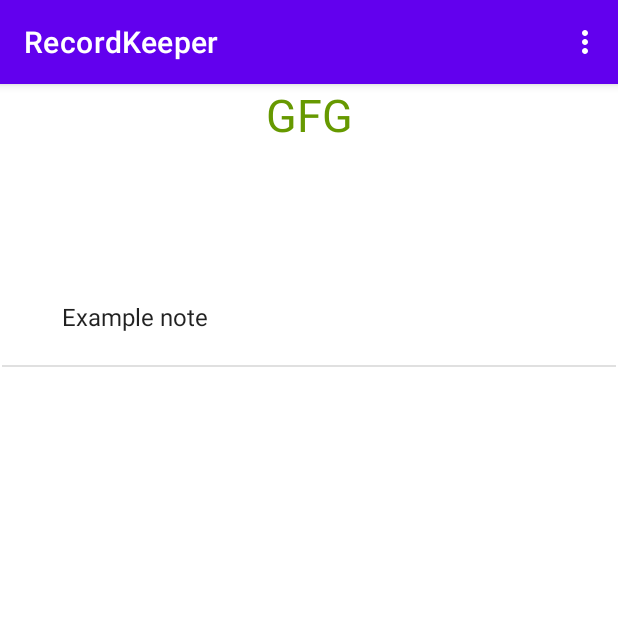
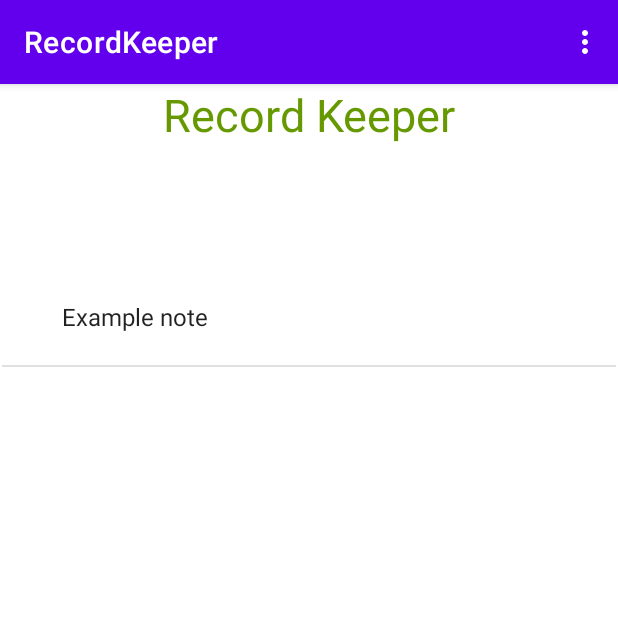
Before and after one commit to hnisar01/RecordKeeper, an Android app: the screen it shows after launch (MainActivity), after a tap on "LOGIN", on a phone screen of 412 x 824 dp, the top half of it. Run offline under Robolectric (Android 15) with nearby library versions, the phone set to English and light mode, and no system bars.

Commit message:
Added Record Keeper to Title

```diff
--- a/app/src/main/java/com/example/recordkeeper/MainActivity.java
+++ b/app/src/main/java/com/example/recordkeeper/MainActivity.java
@@ -126,7 +126,8 @@ public class MainActivity extends AppCompatActivity implements View.OnClickListe
                                     public void onClick(DialogInterface dialogInterface, int i) {
                                         notes.remove(itemToDelete);
                                         arrayAdapter.notifyDataSetChanged();
-                                        SharedPreferences sharedPreferences = getApplicationContext().getSharedPreferences("com.example.notes", Context.MODE_PRIVATE);
+                                        SharedPreferences sharedPreferences = getApplicationContext().getSharedPreferences("com.example.notes",
+                                                Context.MODE_PRIVATE);
                                         HashSet<String> set = new HashSet(MainActivity.notes);
                                         sharedPreferences.edit().putStringSet("notes", set).apply();
                                     }
--- a/app/src/main/res/layout/activity_main.xml
+++ b/app/src/main/res/layout/activity_main.xml
@@ -24,7 +24,7 @@
         android:layout_width="0dp"
         android:layout_height="0dp"
         android:gravity="center_horizontal"
-        android:text="GFG"
+        android:text="Record Keeper"
         android:textColor="@android:color/holo_green_dark"
         android:textSize="30sp"
         app:layout_constraintBottom_toTopOf="@+id/listView"
```
